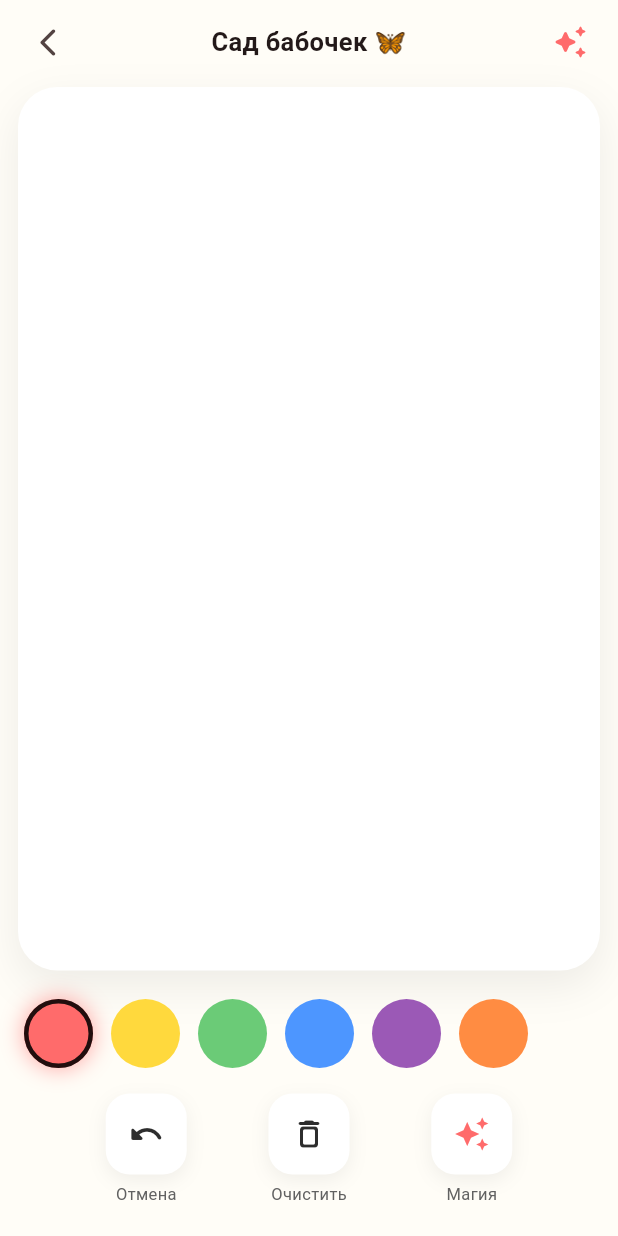
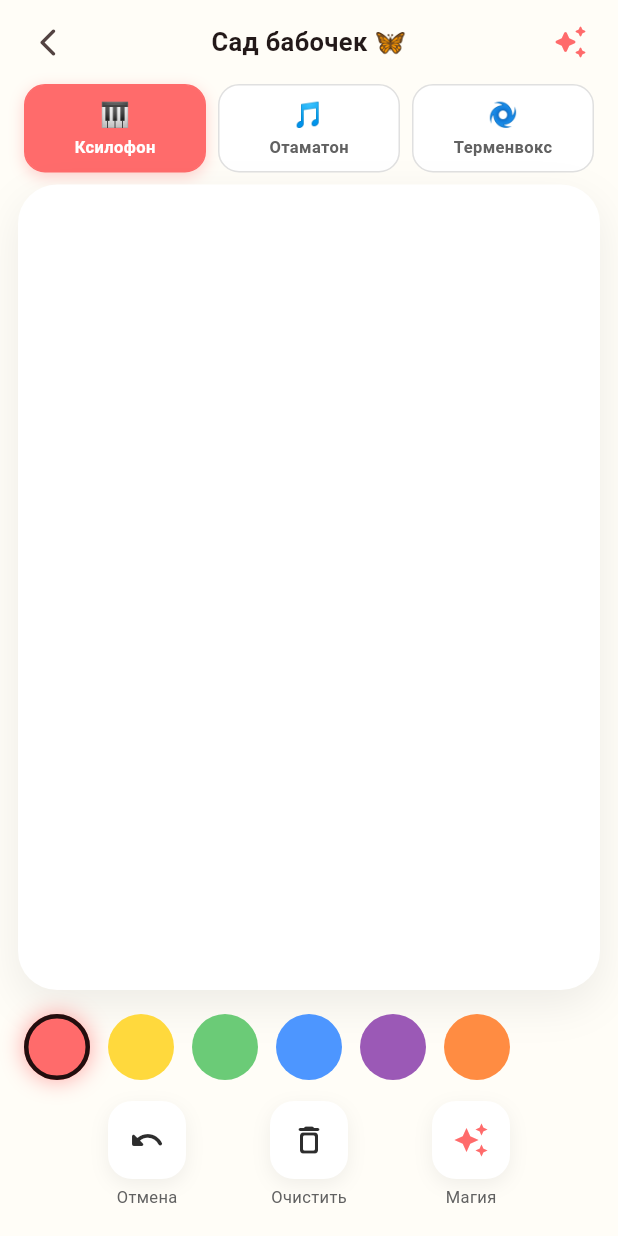
Before and after one commit to demospodkos/volshebnyy-karandash, a Flutter app: the DrawingScreen screen opened directly, on a phone screen of 412 x 824 dp. Run offline on Flutter 3.47's test engine with Material 3 defaults, Android fonts, the phone set to English and light mode, and no system bars; our stand-ins replace audioplayers.

Commit message:
Add instrument selector: xylophone, otamatone, theremin + speed-aware notes

```diff
--- a/lib/screens/drawing_screen.dart
+++ b/lib/screens/drawing_screen.dart
@@ -19,6 +19,8 @@ class _DrawingScreenState extends State<DrawingScreen>
   _Stroke? _currentStroke;
   Color _currentColor = const Color(0xFFFF6B6B);
   final double _strokeWidth = 9.0;
+  Offset? _lastPoint;
+  DateTime? _lastTime;
 
   final SoundService _sound = SoundService();
   final AiService _ai = AiService();
@@ -26,6 +28,7 @@ class _DrawingScreenState extends State<DrawingScreen>
 
   late AnimationController _particleTicker;
   bool _isTransforming = false;
+  Instrument _instrument = Instrument.xylophone;
 
   final List<Color> _palette = const [
     Color(0xFFFF6B6B),
@@ -41,6 +44,7 @@ class _DrawingScreenState extends State<DrawingScreen>
     super.initState();
     _sound.init();
     _ai.init();
+    _sound.instrument = _instrument;
 
     _particleTicker = AnimationController(
       vsync: this,
@@ -58,9 +62,20 @@ class _DrawingScreenState extends State<DrawingScreen>
     super.dispose();
   }
 
+  void _setInstrument(Instrument inst) {
+    setState(() {
+      _instrument = inst;
+      _sound.instrument = inst;
+    });
+    // Preview the instrument
+    _sound.playColorNote(_currentColor, velocity: 0.7, speed: 0.5);
+  }
+
   void _onPanStart(DragStartDetails details) {
     if (_isTransforming) return;
     final pos = details.localPosition;
+    _lastPoint = pos;
+    _lastTime = DateTime.now();
     setState(() {
       _currentStroke = _Stroke(
         color: _currentColor,
@@ -69,16 +84,32 @@ class _DrawingScreenState extends State<DrawingScreen>
       );
       _strokes.add(_currentStroke!);
     });
-    _sound.playColorNote(_currentColor);
+    _sound.playColorNote(_currentColor, speed: 0.4);
     _particles.emit(origin: pos, color: _currentColor, count: 6, speed: 50);
   }
 
   void _onPanUpdate(DragUpdateDetails details) {
     if (_currentStroke == null || _isTransforming) return;
     final pos = details.localPosition;
+    final now = DateTime.now();
+
+    double speed = 0.5;
+    if (_lastPoint != null && _lastTime != null) {
+      final dt = now.difference(_lastTime!).inMilliseconds.clamp(1, 200) / 1000.0;
+      final dist = (pos - _lastPoint!).distance;
+      speed = (dist / dt / 800).clamp(0.0, 1.0); // normalize
+    }
+    _lastPoint = pos;
+    _lastTime = now;
+
     setState(() {
       _currentStroke!.points.add(pos);
     });
+
+    // Periodic notes while drawing (especially nice for theremin/otamatone)
+    if (_currentStroke!.points.length % 6 == 0) {
+      _sound.playColorNote(_currentColor, velocity: 0.5 + speed * 0.4, speed: speed);
+    }
     if (_currentStroke!.points.length % 4 == 0) {
       _particles.emit(origin: pos, color: _currentColor, count: 2, speed: 30);
     }
@@ -86,6 +117,8 @@ class _DrawingScreenState extends State<DrawingScreen>
 
   void _onPanEnd(DragEndDetails details) {
     _currentStroke = null;
+    _lastPoint = null;
+    _lastTime = null;
   }
 
   void _clear() {
@@ -118,7 +151,6 @@ class _DrawingScreenState extends State<DrawingScreen>
     setState(() => _isTransforming = false);
     await _sound.playSuccess();
 
-    // Beautiful full-screen result
     await showGeneralDialog(
       context: context,
       barrierDismissible: true,
@@ -173,9 +205,39 @@ class _DrawingScreenState extends State<DrawingScreen>
                 ],
               ),
             ),
+
+            // Instrument selector
+            Padding(
+              padding: const EdgeInsets.symmetric(horizontal: 16, vertical: 4),
+              child: Row(
+                children: [
+                  _InstrumentChip(
+                    label: 'Ксилофон',
+                    emoji: '🎹',
+                    selected: _instrument == Instrument.xylophone,
+                    onTap: () => _setInstrument(Instrument.xylophone),
+                  ),
+                  const SizedBox(width: 8),
+                  _InstrumentChip(
+                    label: 'Отаматон',
+                    emoji: '🎵',
+                    selected: _instrument == Instrument.otamatone,
+                    onTap: () => _setInstrument(Instrument.otamatone),
+                  ),
+                  const SizedBox(width: 8),
+                  _InstrumentChip(
+                    label: 'Терменвокс',
+                    emoji: '🌀',
+                    selected: _instrument == Instrument.theremin,
+                    onTap: () => _setInstrument(Instrument.theremin),
+                  ),
+                ],
+              ),
+            ),
+
             Expanded(
               child: Container(
-                margin: const EdgeInsets.fromLTRB(12, 6, 12, 8),
+                margin: const EdgeInsets.fromLTRB(12, 4, 12, 8),
                 decoration: BoxDecoration(
                   color: Colors.white,
                   borderRadius: BorderRadius.circular(26),
@@ -212,11 +274,11 @@ class _DrawingScreenState extends State<DrawingScreen>
               ),
             ),
             Container(
-              padding: const EdgeInsets.fromLTRB(16, 8, 16, 20),
+              padding: const EdgeInsets.fromLTRB(16, 6, 16, 18),
               child: Column(
                 children: [
                   SizedBox(
-                    height: 52,
+                    height: 48,
                     child: ListView.separated(
                       scrollDirection: Axis.horizontal,
                       itemCount: _palette.length,
@@ -228,8 +290,8 @@ class _DrawingScreenState extends State<DrawingScreen>
                           onTap: () => setState(() => _currentColor = color),
                           child: AnimatedContainer(
                             duration: const Duration(milliseconds: 200),
-                            width: 46,
-                            height: 46,
+                            width: 44,
+                            height: 44,
                             decoration: BoxDecoration(
                               color: color,
                               shape: BoxShape.circle,
@@ -252,7 +314,7 @@ class _DrawingScreenState extends State<DrawingScreen>
                       },
                     ),
                   ),
-                  const SizedBox(height: 14),
+                  const SizedBox(height: 12),
                   Row(
                     mainAxisAlignment: MainAxisAlignment.spaceEvenly,
                     children: [
@@ -283,6 +345,63 @@ class _DrawingScreenState extends State<DrawingScreen>
       case 'sky': return 'Небо ☁️';
       default: return 'Свободное рисование';
     }
+  }
+}
+
+class _InstrumentChip extends StatelessWidget {
+  final String label;
+  final String emoji;
+  final bool selected;
+  final VoidCallback onTap;
+
+  const _InstrumentChip({
+    required this.label,
+    required this.emoji,
+    required this.selected,
+    required this.onTap,
+  });
+
+  @override
+  Widget build(BuildContext context) {
+    return Expanded(
+      child: GestureDetector(
+        onTap: onTap,
+        child: AnimatedContainer(
+          duration: const Duration(milliseconds: 200),
+          padding: const EdgeInsets.symmetric(vertical: 8),
+          decoration: BoxDecoration(
+            color: selected ? const Color(0xFFFF6B6B) : Colors.white,
+            borderRadius: BorderRadius.circular(14),
+            border: Border.all(
+              color: selected ? const Color(0xFFFF6B6B) : Colors.grey.shade300,
+            ),
+            boxShadow: selected
+                ? [
+                    BoxShadow(
+                      color: const Color(0xFFFF6B6B).withOpacity(0.3),
+                      blurRadius: 8,
+                      offset: const Offset(0, 3),
+                    )
+                  ]
+                : null,
+          ),
+          child: Column(
+            children: [
+              Text(emoji, style: const TextStyle(fontSize: 16)),
+              const SizedBox(height: 2),
+              Text(
+                label,
+                style: TextStyle(
+                  fontSize: 11,
+                  fontWeight: FontWeight.w600,
+                  color: selected ? Colors.white : Colors.grey[700],
+                ),
+              ),
+            ],
+          ),
+        ),
+      ),
+    );
   }
 }
 
@@ -345,8 +464,8 @@ class _ToolButton extends StatelessWidget {
       child: Column(
         children: [
           Container(
-            width: 54,
-            height: 54,
+            width: 52,
+            height: 52,
             decoration: BoxDecoration(
               color: Colors.white,
               borderRadius: BorderRadius.circular(16),
@@ -360,7 +479,7 @@ class _ToolButton extends StatelessWidget {
             ),
             child: Icon(icon, size: 24, color: c),
           ),
-          const SizedBox(height: 5),
+          const SizedBox(height: 4),
           Text(label, style: TextStyle(fontSize: 11, color: Colors.grey[700])),
         ],
       ),
```
